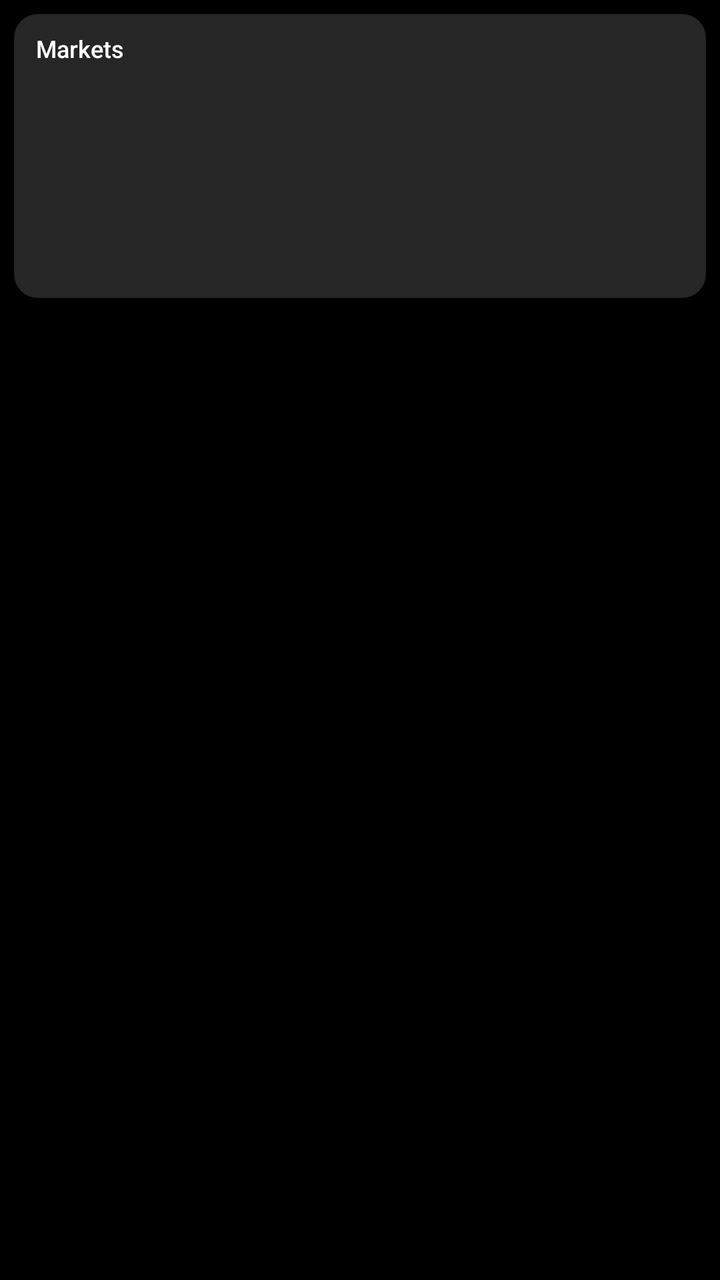
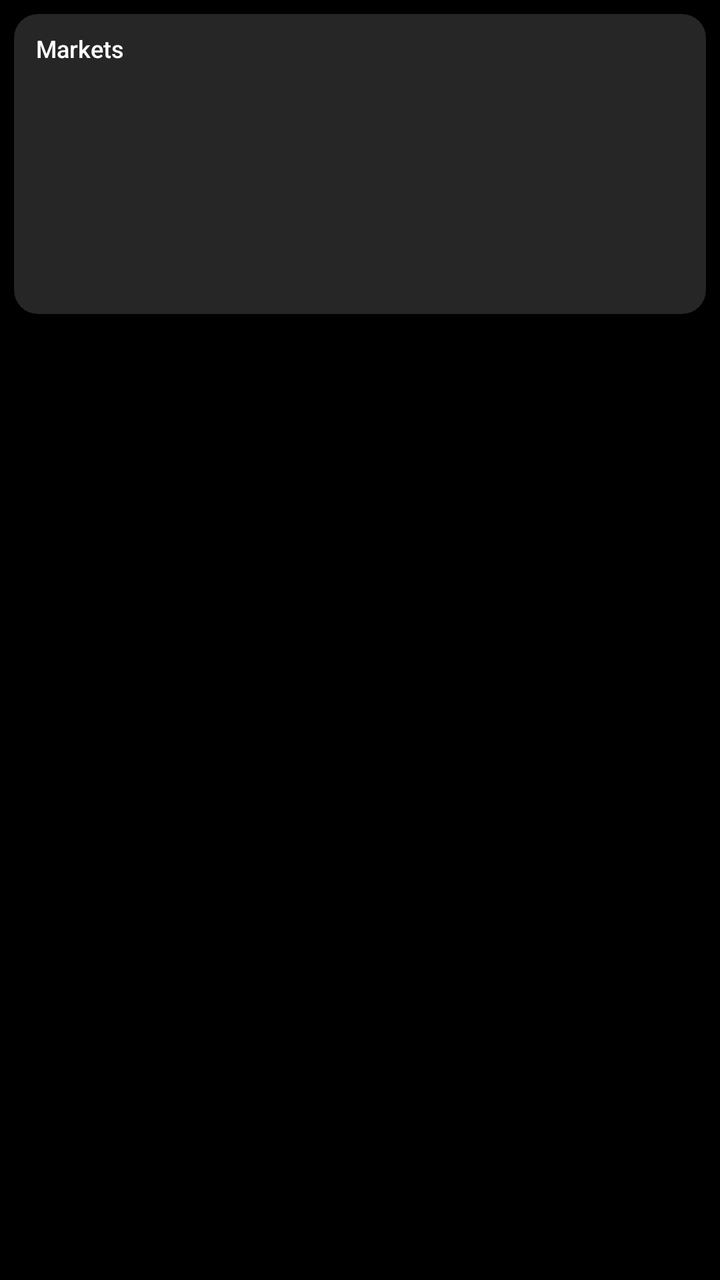

An Android layout rendered at two revisions. The XML below is the earlier revision; the diff shows what the commit changed to produce the second picture.
<!-- AndroidManifest.xml: application theme Theme.MtvLauncher -->
<!-- res/layout/item_markets.xml -->
<?xml version="1.0" encoding="utf-8"?>
<FrameLayout xmlns:android="http://schemas.android.com/apk/res/android"
    android:layout_width="276dp"
    android:layout_height="wrap_content"
    android:clipChildren="false"
    android:clipToPadding="false"
    android:padding="7dp">

    <LinearLayout
        android:id="@+id/card"
        android:layout_width="match_parent"
        android:layout_height="142dp"
        android:background="@drawable/card_bg"
        android:focusable="true"
        android:foreground="@drawable/tile_bg"
        android:orientation="vertical"
        android:paddingStart="11dp"
        android:paddingTop="9dp"
        android:paddingEnd="11dp">

        <LinearLayout
            android:layout_width="match_parent"
            android:layout_height="wrap_content"
            android:orientation="horizontal">

            <TextView
                android:layout_width="0dp"
                android:layout_height="wrap_content"
                android:layout_weight="1"
                android:fontFamily="sans-serif-medium"
                android:text="@string/markets"
                android:textColor="#FFFFFFFF"
                android:textSize="12sp" />

            <TextView
                android:id="@+id/markets_status"
                android:layout_width="wrap_content"
                android:layout_height="wrap_content"
                android:textColor="#9EFFFFFF"
                android:textSize="9sp" />
        </LinearLayout>

        <LinearLayout
            android:id="@+id/markets_rows"
            android:layout_width="match_parent"
            android:layout_height="wrap_content"
            android:orientation="vertical" />
    </LinearLayout>
</FrameLayout>
<!-- resources referenced by this layout -->
<resources>
  <!-- drawable card_bg (drawable) -->
  <?xml version="1.0" encoding="utf-8"?>
  <shape xmlns:android="http://schemas.android.com/apk/res/android" android:shape="rectangle">
      <corners android:radius="12dp" />
      <solid android:color="#26FFFFFF" />
  </shape>
  <!-- drawable tile_bg (drawable) -->
  <?xml version="1.0" encoding="utf-8"?>
  <selector xmlns:android="http://schemas.android.com/apk/res/android">
      <item android:state_focused="true">
          <shape android:shape="rectangle">
              <corners android:radius="12dp" />
              <stroke android:width="2dp" android:color="#E6FFFFFF" />
          </shape>
      </item>
      <item>
          <shape android:shape="rectangle">
              <corners android:radius="12dp" />
              <stroke android:width="1dp" android:color="#14FFFFFF" />
          </shape>
      </item>
  </selector>
  <string name="markets">Markets</string>
  <style name="Theme.MtvLauncher" parent="@android:style/Theme.DeviceDefault.NoActionBar">
          <item name="android:windowBackground">@android:color/black</item>
          <item name="android:windowShowWallpaper">false</item>
          <item name="android:windowNoTitle">true</item>
          <item name="android:windowFullscreen">true</item>
          <item name="android:windowAnimationStyle">@null</item>
      </style>
</resources>

<!-- the commit's change to res/layout/item_markets.xml (unified diff, before → after) -->
@@ -9,7 +9,7 @@
     <LinearLayout
         android:id="@+id/card"
         android:layout_width="match_parent"
-        android:layout_height="142dp"
+        android:layout_height="150dp"
         android:background="@drawable/card_bg"
         android:focusable="true"
         android:foreground="@drawable/tile_bg"
@@ -37,7 +37,7 @@
                 android:layout_width="wrap_content"
                 android:layout_height="wrap_content"
                 android:textColor="#9EFFFFFF"
-                android:textSize="9sp" />
+                android:textSize="10.5sp" />
         </LinearLayout>
 
         <LinearLayout
